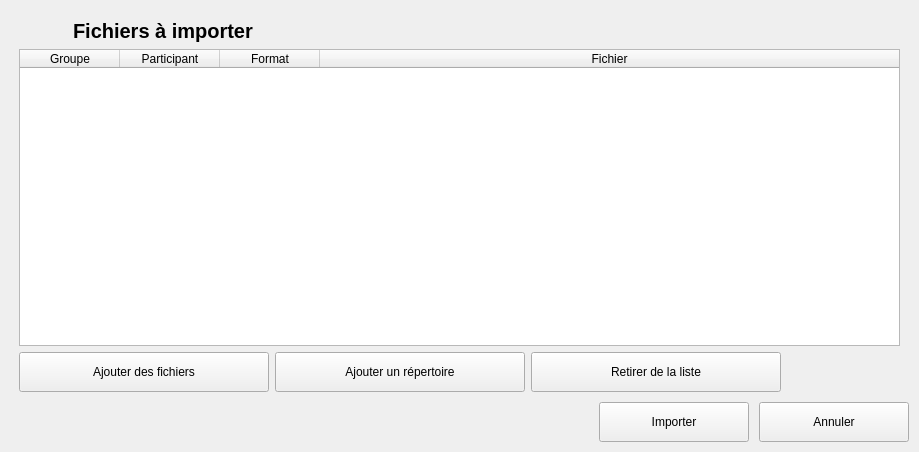
Qt form python/resources/ui/ImportBrowser.ui (introlab/OpenIMU) before a commit.
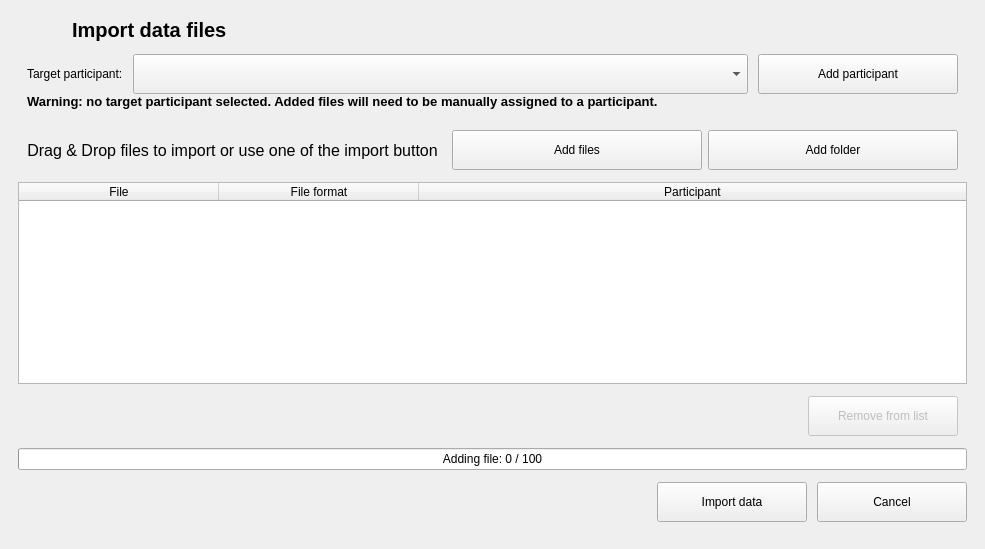
The same form after that commit. Icons and pictures are not drawn.

Commit message: Refs #66. Improved ImportBrowser to ease data importation.

```diff
--- a/python/resources/ui/ImportBrowser.ui
+++ b/python/resources/ui/ImportBrowser.ui
@@ -6,8 +6,8 @@
    <rect>
     <x>0</x>
     <y>0</y>
-    <width>919</width>
-    <height>452</height>
+    <width>985</width>
+    <height>549</height>
    </rect>
   </property>
   <property name="windowTitle">
@@ -22,16 +22,26 @@
     <number>1</number>
    </property>
    <property name="leftMargin">
-    <number>10</number>
+    <number>0</number>
    </property>
    <property name="topMargin">
-    <number>10</number>
+    <number>0</number>
    </property>
    <property name="rightMargin">
-    <number>10</number>
+    <number>0</number>
    </property>
    <property name="bottomMargin">
-    <number>10</number>
+    <number>0</number>
+   </property>
+   <item>
+    <widget class="QStackedWidget" name="stackMain">
+     <property name="currentIndex">
+      <number>0</number>
+     </property>
+     <widget class="QWidget" name="pageFiles">
+      <layout class="QVBoxLayout" name="verticalLayout_3">
+       <property name="spacing">
+        <number>6</number>
    </property>
    <item>
     <widget class="QFrame" name="frameImport">
@@ -42,8 +52,8 @@
       </sizepolicy>
      </property>
      <layout class="QVBoxLayout" name="verticalLayout_2">
-      <property name="sizeConstraint">
-       <enum>QLayout::SetDefaultConstraint</enum>
+          <property name="spacing">
+           <number>3</number>
       </property>
       <item>
        <widget class="QFrame" name="frameTitle">
@@ -84,13 +94,233 @@
            <property name="font">
             <font>
              <pointsize>15</pointsize>
-             <weight>75</weight>
              <italic>false</italic>
              <bold>true</bold>
             </font>
            </property>
            <property name="text">
-            <string>Fichiers à importer</string>
+                <string>Import data files</string>
+               </property>
+              </widget>
+             </item>
+            </layout>
+           </widget>
+          </item>
+          <item>
+           <widget class="QFrame" name="frameParticipant">
+            <property name="sizePolicy">
+             <sizepolicy hsizetype="Preferred" vsizetype="Maximum">
+              <horstretch>0</horstretch>
+              <verstretch>0</verstretch>
+             </sizepolicy>
+            </property>
+            <layout class="QVBoxLayout" name="verticalLayout_6">
+             <property name="spacing">
+              <number>0</number>
+             </property>
+             <item>
+              <layout class="QHBoxLayout" name="horizontalLayout_5">
+               <property name="spacing">
+                <number>10</number>
+               </property>
+               <item>
+                <widget class="QLabel" name="lblParticipant">
+                 <property name="sizePolicy">
+                  <sizepolicy hsizetype="Maximum" vsizetype="Maximum">
+                   <horstretch>0</horstretch>
+                   <verstretch>0</verstretch>
+                  </sizepolicy>
+                 </property>
+                 <property name="minimumSize">
+                  <size>
+                   <width>0</width>
+                   <height>40</height>
+                  </size>
+                 </property>
+                 <property name="maximumSize">
+                  <size>
+                   <width>16777215</width>
+                   <height>16777215</height>
+                  </size>
+                 </property>
+                 <property name="text">
+                  <string>Target participant:</string>
+                 </property>
+                </widget>
+               </item>
+               <item>
+                <widget class="QComboBox" name="cmbParticipant">
+                 <property name="minimumSize">
+                  <size>
+                   <width>300</width>
+                   <height>40</height>
+                  </size>
+                 </property>
+                 <property name="editable">
+                  <bool>false</bool>
+                 </property>
+                </widget>
+               </item>
+               <item>
+                <widget class="QPushButton" name="btnAddPart">
+                 <property name="sizePolicy">
+                  <sizepolicy hsizetype="Maximum" vsizetype="Fixed">
+                   <horstretch>0</horstretch>
+                   <verstretch>0</verstretch>
+                  </sizepolicy>
+                 </property>
+                 <property name="minimumSize">
+                  <size>
+                   <width>150</width>
+                   <height>25</height>
+                  </size>
+                 </property>
+                 <property name="maximumSize">
+                  <size>
+                   <width>200</width>
+                   <height>40</height>
+                  </size>
+                 </property>
+                 <property name="cursor">
+                  <cursorShape>PointingHandCursor</cursorShape>
+                 </property>
+                 <property name="text">
+                  <string>Add participant</string>
+                 </property>
+                 <property name="icon">
+                  <iconset resource="../core.qrc">
+                   <normaloff>:/OpenIMU/icons/participant_new.png</normaloff>:/OpenIMU/icons/participant_new.png</iconset>
+                 </property>
+                 <property name="iconSize">
+                  <size>
+                   <width>20</width>
+                   <height>20</height>
+                  </size>
+                 </property>
+                 <property name="autoDefault">
+                  <bool>false</bool>
+                 </property>
+                </widget>
+               </item>
+              </layout>
+             </item>
+             <item>
+              <widget class="QLabel" name="lblWarning">
+               <property name="font">
+                <font>
+                 <pointsize>10</pointsize>
+                 <bold>true</bold>
+                </font>
+               </property>
+               <property name="text">
+                <string>Warning: no target participant selected. Added files will need to be manually assigned to a participant.</string>
+               </property>
+              </widget>
+             </item>
+            </layout>
+           </widget>
+          </item>
+          <item>
+           <widget class="QFrame" name="frameButtons">
+            <layout class="QHBoxLayout" name="horizontalLayout">
+             <item>
+              <widget class="QLabel" name="lblDragDrop">
+               <property name="font">
+                <font>
+                 <pointsize>12</pointsize>
+                </font>
+               </property>
+               <property name="text">
+                <string>Drag &amp; Drop files to import or use one of the import button</string>
+               </property>
+               <property name="textFormat">
+                <enum>Qt::PlainText</enum>
+               </property>
+               <property name="alignment">
+                <set>Qt::AlignCenter</set>
+               </property>
+              </widget>
+             </item>
+             <item>
+              <spacer name="horizontalSpacer_3">
+               <property name="orientation">
+                <enum>Qt::Horizontal</enum>
+               </property>
+               <property name="sizeHint" stdset="0">
+                <size>
+                 <width>40</width>
+                 <height>20</height>
+                </size>
+               </property>
+              </spacer>
+             </item>
+             <item>
+              <widget class="QPushButton" name="btnAddFile">
+               <property name="minimumSize">
+                <size>
+                 <width>250</width>
+                 <height>40</height>
+                </size>
+               </property>
+               <property name="maximumSize">
+                <size>
+                 <width>16777215</width>
+                 <height>40</height>
+                </size>
+               </property>
+               <property name="cursor">
+                <cursorShape>PointingHandCursor</cursorShape>
+               </property>
+               <property name="text">
+                <string>Add files</string>
+               </property>
+               <property name="icon">
+                <iconset resource="../core.qrc">
+                 <normaloff>:/OpenIMU/icons/new.png</normaloff>:/OpenIMU/icons/new.png</iconset>
+               </property>
+               <property name="iconSize">
+                <size>
+                 <width>20</width>
+                 <height>20</height>
+                </size>
+               </property>
+               <property name="autoDefault">
+                <bool>false</bool>
+               </property>
+              </widget>
+             </item>
+             <item>
+              <widget class="QPushButton" name="btnAddDir">
+               <property name="minimumSize">
+                <size>
+                 <width>250</width>
+                 <height>40</height>
+                </size>
+               </property>
+               <property name="maximumSize">
+                <size>
+                 <width>16777215</width>
+                 <height>40</height>
+                </size>
+               </property>
+               <property name="cursor">
+                <cursorShape>PointingHandCursor</cursorShape>
+               </property>
+               <property name="text">
+                <string>Add folder</string>
+               </property>
+               <property name="icon">
+                <iconset resource="../core.qrc">
+                 <normaloff>:/OpenIMU/icons/group.png</normaloff>:/OpenIMU/icons/group.png</iconset>
+               </property>
+               <property name="iconSize">
+                <size>
+                 <width>20</width>
+                 <height>20</height>
+                </size>
+               </property>
+               <property name="autoDefault">
+                <bool>false</bool>
            </property>
           </widget>
          </item>
@@ -142,11 +372,14 @@
          <bool>false</bool>
         </property>
         <property name="columnCount">
-         <number>4</number>
+             <number>3</number>
         </property>
         <attribute name="horizontalHeaderVisible">
          <bool>true</bool>
         </attribute>
+            <attribute name="horizontalHeaderDefaultSectionSize">
+             <number>200</number>
+            </attribute>
         <attribute name="horizontalHeaderStretchLastSection">
          <bool>true</bool>
         </attribute>
@@ -158,7 +391,12 @@
         </attribute>
         <column>
          <property name="text">
-          <string>Groupe</string>
+              <string>File</string>
+             </property>
+            </column>
+            <column>
+             <property name="text">
+              <string>File format</string>
          </property>
         </column>
         <column>
@@ -166,119 +404,11 @@
           <string>Participant</string>
          </property>
         </column>
-        <column>
-         <property name="text">
-          <string>Format</string>
-         </property>
-        </column>
-        <column>
-         <property name="text">
-          <string>Fichier</string>
-         </property>
-        </column>
        </widget>
       </item>
       <item>
+           <widget class="QFrame" name="frameTools">
        <layout class="QHBoxLayout" name="horizontalLayout_2">
-        <item>
-         <widget class="QPushButton" name="btnAddFile">
-          <property name="minimumSize">
-           <size>
-            <width>250</width>
-            <height>40</height>
-           </size>
-          </property>
-          <property name="maximumSize">
-           <size>
-            <width>16777215</width>
-            <height>40</height>
-           </size>
-          </property>
-          <property name="cursor">
-           <cursorShape>PointingHandCursor</cursorShape>
-          </property>
-          <property name="text">
-           <string>Ajouter des fichiers</string>
-          </property>
-          <property name="icon">
-           <iconset resource="../core.qrc">
-            <normaloff>:/OpenIMU/icons/import.png</normaloff>:/OpenIMU/icons/import.png</iconset>
-          </property>
-          <property name="iconSize">
-           <size>
-            <width>20</width>
-            <height>20</height>
-           </size>
-          </property>
-          <property name="autoDefault">
-           <bool>false</bool>
-          </property>
-         </widget>
-        </item>
-        <item>
-         <widget class="QPushButton" name="btnAddDir">
-          <property name="minimumSize">
-           <size>
-            <width>250</width>
-            <height>40</height>
-           </size>
-          </property>
-          <property name="maximumSize">
-           <size>
-            <width>16777215</width>
-            <height>40</height>
-           </size>
-          </property>
-          <property name="cursor">
-           <cursorShape>PointingHandCursor</cursorShape>
-          </property>
-          <property name="text">
-           <string>Ajouter un répertoire</string>
-          </property>
-          <property name="icon">
-           <iconset resource="../core.qrc">
-            <normaloff>:/OpenIMU/icons/import.png</normaloff>:/OpenIMU/icons/import.png</iconset>
-          </property>
-          <property name="iconSize">
-           <size>
-            <width>20</width>
-            <height>20</height>
-           </size>
-          </property>
-          <property name="autoDefault">
-           <bool>false</bool>
-          </property>
-         </widget>
-        </item>
-        <item>
-         <widget class="QPushButton" name="btnDelFile">
-          <property name="minimumSize">
-           <size>
-            <width>250</width>
-            <height>40</height>
-           </size>
-          </property>
-          <property name="cursor">
-           <cursorShape>PointingHandCursor</cursorShape>
-          </property>
-          <property name="text">
-           <string>Retirer de la liste</string>
-          </property>
-          <property name="icon">
-           <iconset resource="../core.qrc">
-            <normaloff>:/OpenIMU/icons/delete.png</normaloff>:/OpenIMU/icons/delete.png</iconset>
-          </property>
-          <property name="iconSize">
-           <size>
-            <width>20</width>
-            <height>20</height>
-           </size>
-          </property>
-          <property name="autoDefault">
-           <bool>false</bool>
-          </property>
-         </widget>
-        </item>
         <item>
          <spacer name="horizontalSpacer_2">
           <property name="orientation">
@@ -292,12 +422,53 @@
           </property>
          </spacer>
         </item>
-       </layout>
+             <item>
+              <widget class="QPushButton" name="btnDelFile">
+               <property name="enabled">
+                <bool>false</bool>
+               </property>
+               <property name="minimumSize">
+                <size>
+                 <width>150</width>
+                 <height>40</height>
+                </size>
+               </property>
+               <property name="cursor">
+                <cursorShape>PointingHandCursor</cursorShape>
+               </property>
+               <property name="text">
+                <string>Remove from list</string>
+               </property>
+               <property name="icon">
+                <iconset resource="../core.qrc">
+                 <normaloff>:/OpenIMU/icons/delete.png</normaloff>:/OpenIMU/icons/delete.png</iconset>
+               </property>
+               <property name="iconSize">
+                <size>
+                 <width>20</width>
+                 <height>20</height>
+                </size>
+               </property>
+               <property name="autoDefault">
+                <bool>false</bool>
+               </property>
+              </widget>
       </item>
      </layout>
     </widget>
    </item>
    <item>
+           <widget class="QProgressBar" name="progAdding">
+            <property name="value">
+             <number>0</number>
+            </property>
+            <property name="format">
+             <string>Adding file: %v / %m</string>
+            </property>
+           </widget>
+          </item>
+          <item>
+           <widget class="QFrame" name="frameFormButtons">
     <layout class="QHBoxLayout" name="horizontalLayout_3">
      <property name="spacing">
       <number>10</number>
@@ -305,6 +476,9 @@
      <property name="sizeConstraint">
       <enum>QLayout::SetMaximumSize</enum>
      </property>
+             <property name="rightMargin">
+              <number>0</number>
+             </property>
      <item>
       <spacer name="horizontalSpacer">
        <property name="orientation">
@@ -330,7 +504,7 @@
         <cursorShape>PointingHandCursor</cursorShape>
        </property>
        <property name="text">
-        <string>Importer</string>
+                <string>Import data</string>
        </property>
        <property name="icon">
         <iconset resource="../core.qrc">
@@ -359,7 +533,7 @@
         <cursorShape>PointingHandCursor</cursorShape>
        </property>
        <property name="text">
-        <string>Annuler</string>
+                <string>Cancel</string>
        </property>
        <property name="icon">
         <iconset resource="../core.qrc">
@@ -377,6 +551,116 @@
       </widget>
      </item>
     </layout>
+           </widget>
+          </item>
+         </layout>
+        </widget>
+       </item>
+      </layout>
+     </widget>
+     <widget class="QWidget" name="pageDropFiles">
+      <layout class="QVBoxLayout" name="verticalLayout_4">
+       <item>
+        <widget class="QFrame" name="frameDropFiles">
+         <property name="frameShape">
+          <enum>QFrame::Box</enum>
+         </property>
+         <property name="frameShadow">
+          <enum>QFrame::Plain</enum>
+         </property>
+         <layout class="QVBoxLayout" name="verticalLayout_5">
+          <item>
+           <spacer name="verticalSpacer">
+            <property name="orientation">
+             <enum>Qt::Vertical</enum>
+            </property>
+            <property name="sizeHint" stdset="0">
+             <size>
+              <width>20</width>
+              <height>40</height>
+             </size>
+            </property>
+           </spacer>
+          </item>
+          <item>
+           <widget class="QLabel" name="lblDropFiles">
+            <property name="sizePolicy">
+             <sizepolicy hsizetype="Preferred" vsizetype="Maximum">
+              <horstretch>0</horstretch>
+              <verstretch>0</verstretch>
+             </sizepolicy>
+            </property>
+            <property name="font">
+             <font>
+              <pointsize>22</pointsize>
+             </font>
+            </property>
+            <property name="text">
+             <string>Drag &amp; drop files to import here</string>
+            </property>
+            <property name="alignment">
+             <set>Qt::AlignCenter</set>
+            </property>
+           </widget>
+          </item>
+          <item>
+           <layout class="QHBoxLayout" name="horizontalLayout_6">
+            <item>
+             <widget class="QLabel" name="lblDropParticipant">
+              <property name="sizePolicy">
+               <sizepolicy hsizetype="Preferred" vsizetype="Maximum">
+                <horstretch>0</horstretch>
+                <verstretch>0</verstretch>
+               </sizepolicy>
+              </property>
+              <property name="font">
+               <font>
+                <pointsize>12</pointsize>
+                <bold>false</bold>
+               </font>
+              </property>
+              <property name="text">
+               <string>Target participant:</string>
+              </property>
+              <property name="alignment">
+               <set>Qt::AlignRight|Qt::AlignTrailing|Qt::AlignVCenter</set>
+              </property>
+             </widget>
+            </item>
+            <item>
+             <widget class="QLabel" name="lblDropParticipantName">
+              <property name="font">
+               <font>
+                <pointsize>12</pointsize>
+                <bold>true</bold>
+               </font>
+              </property>
+              <property name="text">
+               <string>Unspecified</string>
+              </property>
+             </widget>
+            </item>
+           </layout>
+          </item>
+          <item>
+           <spacer name="verticalSpacer_2">
+            <property name="orientation">
+             <enum>Qt::Vertical</enum>
+            </property>
+            <property name="sizeHint" stdset="0">
+             <size>
+              <width>20</width>
+              <height>40</height>
+             </size>
+            </property>
+           </spacer>
+          </item>
+         </layout>
+        </widget>
+       </item>
+      </layout>
+     </widget>
+    </widget>
    </item>
   </layout>
  </widget>
```
Left out of the diff: 12 changed lines with no effect on the pictures. Lines whose indentation alone changed are shown as unchanged. The commit also changes 16 other files.
